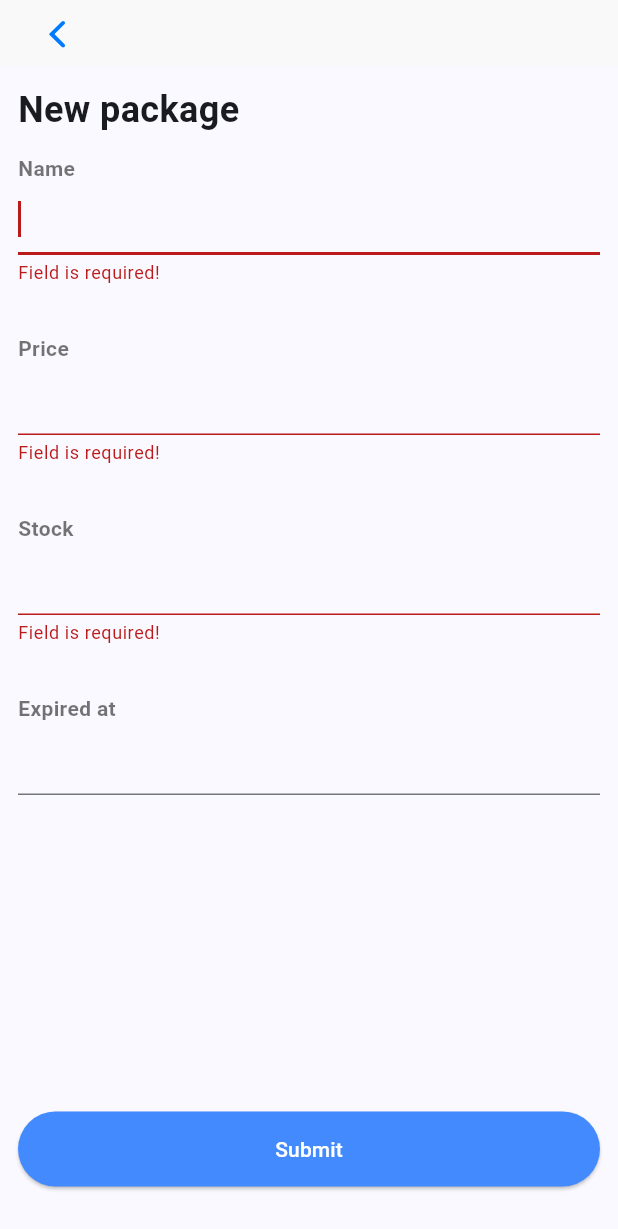
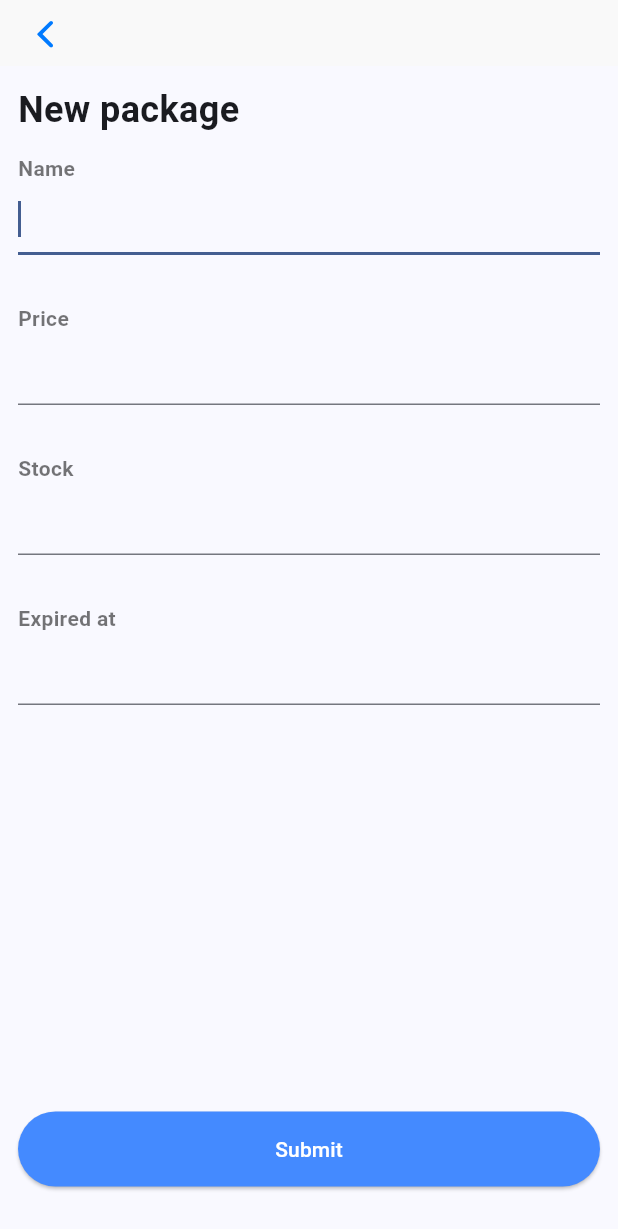
Before and after one commit to TheDP66/flutter_rust_application, a Flutter app: the DashboardScreen screen opened directly, scrolled down 76 dp, after a tap on the "add" icon, after a tap on "Submit", on a phone screen of 412 x 824 dp. Shown: the top 1229 px of the screen. Run offline on Flutter 3.47's test engine with Material 3 defaults, Android fonts, the phone set to English and light mode, and no system bars; our stand-ins replace dio, equatable, flutter_bloc, flutter_dotenv, get_it, shared_preferences; accounts and stored records are empty; network calls fail.

Commit message:
fix(page): :bug: add reset field on submit and add end of list text

```diff
--- a/lib/core/widgets/date_field_form.dart
+++ b/lib/core/widgets/date_field_form.dart
@@ -44,10 +44,12 @@ class _DateFieldFormState extends State<DateFieldForm> {
             fontSize: 16,
             color: Colors.black,
           ),
-          decoration: InputDecoration().copyWith(
-            suffixIcon: widget.controller.text.isNotEmpty && widget.clearable
+          decoration: const InputDecoration().copyWith(
+            suffixIcon: widget.controller.text.isNotEmpty &&
+                    widget.controller.text != "" &&
+                    widget.clearable
                 ? IconButton(
-                    icon: Icon(Icons.clear),
+                    icon: const Icon(Icons.clear),
                     onPressed: () {
                       setState(() {
                         widget.controller.clear();
--- a/lib/presentation/pages/dashboard_screen/dashboard_screen.dart
+++ b/lib/presentation/pages/dashboard_screen/dashboard_screen.dart
@@ -19,12 +19,6 @@ class DashboardScreen extends StatefulWidget {
 }
 
 class _DashboardScreenState extends State<DashboardScreen> {
-  @override
-  void initState() {
-    super.initState();
-    print("============================== initstate");
-  }
-
   @override
   Widget build(BuildContext context) {
     return Scaffold(
@@ -88,9 +82,6 @@ class _DashboardScreenState extends State<DashboardScreen> {
                       return const SizedBox();
                     },
                   ),
-                  const SizedBox(
-                    height: 80,
-                  ),
                 ],
               ),
             ),
--- a/lib/presentation/pages/package_screen/package_screen.dart
+++ b/lib/presentation/pages/package_screen/package_screen.dart
@@ -41,10 +41,12 @@ class _PackageScreenState extends State<PackageScreen> {
   }
 
   void _resetPackageForm() {
-    nameController.text = "";
-    priceController.text = "";
-    stockController.text = "";
-    expiredAtController.text = "";
+    Future.delayed(Duration.zero, () {
+      if (mounted) {
+        _formKey.currentState!.reset();
+        expiredAtController.text = "";
+      }
+    });
   }
 
   @override
@@ -58,6 +60,7 @@ class _PackageScreenState extends State<PackageScreen> {
             color: Colors.transparent,
           ),
           leading: CupertinoButton(
+            alignment: Alignment.centerLeft,
             onPressed: () {
               Navigator.of(context).pushReplacement(
                 MaterialPageRoute(
@@ -187,6 +190,8 @@ class _PackageScreenState extends State<PackageScreen> {
 
                     return ButtonFullWidth(
                       onPressed: () {
+                        _resetPackageForm();
+
                         if (_formKey.currentState!.validate()) {
                           BlocProvider.of<PackageScreenBloc>(context).add(
                             InsertBarang(
```
Also changed, not shown: lib/presentation/pages/dashboard_screen/widgets/dashboard_package_section.dart (+9 -0 lines).
